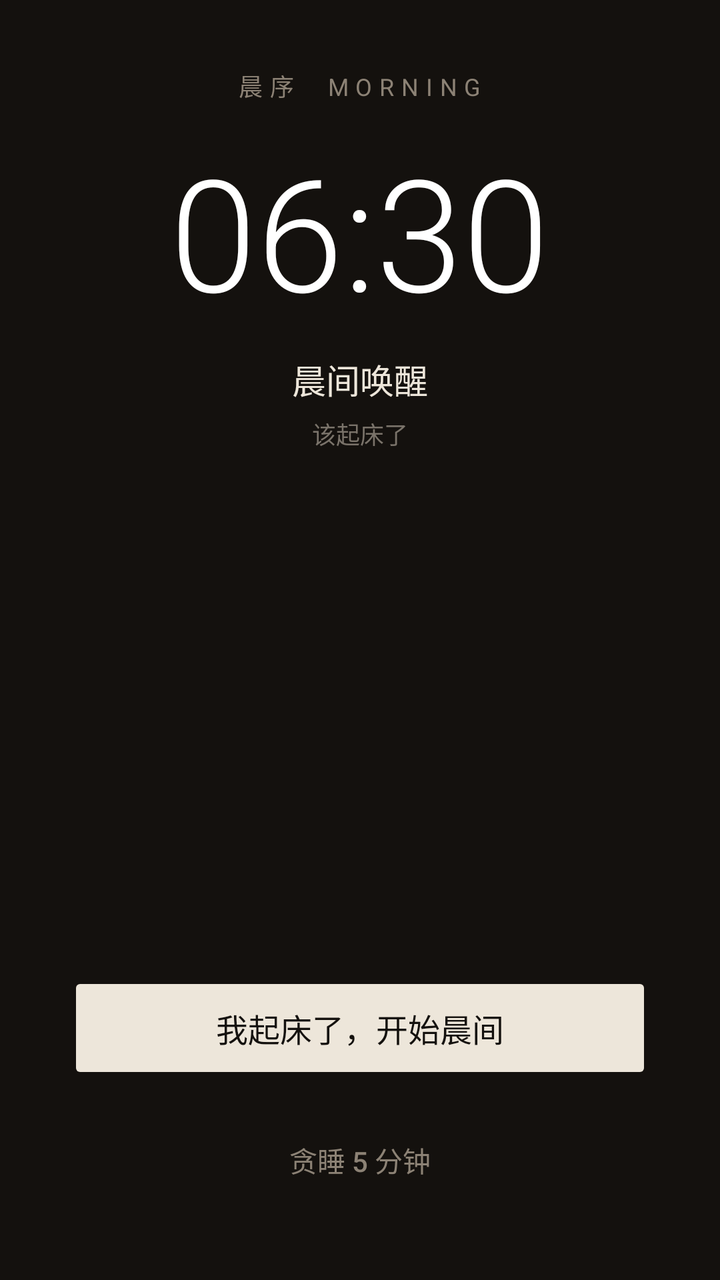
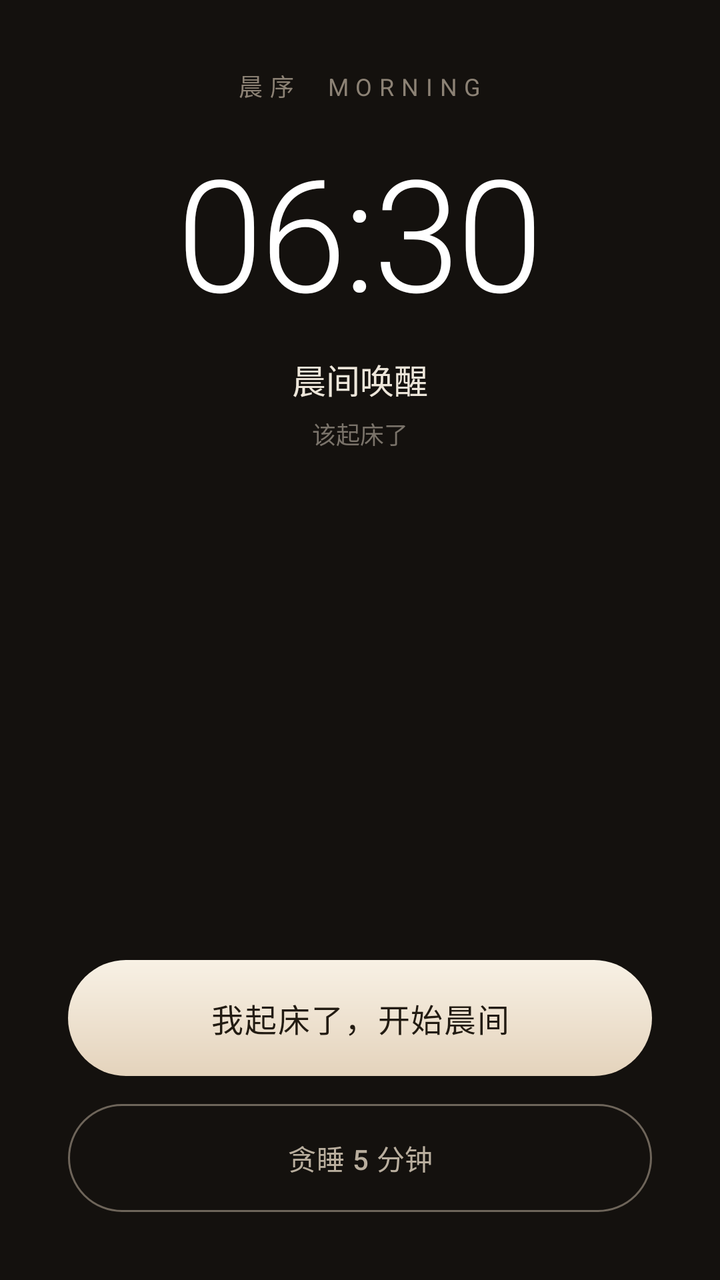

Two renders of the same Android screen: before a commit and after it. Below are the layout's source before the change and the commit's diff.
<!-- AndroidManifest.xml: activity theme RingTheme -->
<!-- res/layout/activity_ring.xml -->
<?xml version="1.0" encoding="utf-8"?>
<LinearLayout xmlns:android="http://schemas.android.com/apk/res/android"
    android:layout_width="match_parent"
    android:layout_height="match_parent"
    android:orientation="vertical"
    android:gravity="center"
    android:background="#14110E"
    android:padding="34dp">

    <TextView
        android:layout_width="wrap_content"
        android:layout_height="wrap_content"
        android:text="晨序  MORNING"
        android:textColor="#8C8275"
        android:textSize="12sp"
        android:letterSpacing="0.3" />

    <TextView
        android:id="@+id/timeText"
        android:layout_width="wrap_content"
        android:layout_height="wrap_content"
        android:layout_marginTop="22dp"
        android:text="06:30"
        android:textColor="#FFFFFF"
        android:textSize="78sp"
        android:fontFamily="sans-serif-light"
        android:includeFontPadding="false" />

    <TextView
        android:id="@+id/labelText"
        android:layout_width="wrap_content"
        android:layout_height="wrap_content"
        android:layout_marginTop="12dp"
        android:text="晨间唤醒"
        android:textColor="#EDE6DA"
        android:textSize="17sp" />

    <TextView
        android:id="@+id/hintText"
        android:layout_width="wrap_content"
        android:layout_height="wrap_content"
        android:layout_marginTop="6dp"
        android:text="该起床了"
        android:textColor="#7A736A"
        android:textSize="12sp" />

    <View
        android:layout_width="match_parent"
        android:layout_height="0dp"
        android:layout_weight="1" />

    <Button
        android:id="@+id/wakeBtn"
        android:layout_width="match_parent"
        android:layout_height="56dp"
        android:backgroundTint="#EDE6DA"
        android:textColor="#14110E"
        android:text="我起床了，开始晨间"
        android:textSize="16sp"
        android:textAllCaps="false"
        android:stateListAnimator="@null" />

    <Button
        android:id="@+id/snoozeBtn"
        android:layout_width="match_parent"
        android:layout_height="52dp"
        android:layout_marginTop="12dp"
        android:backgroundTint="#00000000"
        android:textColor="#8C8275"
        android:text="贪睡 5 分钟"
        android:textSize="14sp"
        android:textAllCaps="false"
        android:stateListAnimator="@null" />

</LinearLayout>
<!-- resources referenced by this layout -->
<resources>
  <style name="RingTheme" parent="@android:style/Theme.Material.NoActionBar">
          <item name="android:windowBackground">#14110E</item>
          <item name="android:statusBarColor">#14110E</item>
          <item name="android:navigationBarColor">#14110E</item>
          <item name="android:windowShowWallpaper">false</item>
      </style>
</resources>

<!-- the commit's change to res/layout/activity_ring.xml (unified diff, before → after) -->
@@ -24,6 +24,7 @@
         android:textColor="#FFFFFF"
         android:textSize="78sp"
         android:fontFamily="sans-serif-light"
+        android:letterSpacing="-0.02"
         android:includeFontPadding="false" />
 
     <TextView
@@ -52,23 +53,28 @@
     <Button
         android:id="@+id/wakeBtn"
         android:layout_width="match_parent"
-        android:layout_height="56dp"
-        android:backgroundTint="#EDE6DA"
-        android:textColor="#14110E"
+        android:layout_height="58dp"
+        android:layout_marginTop="8dp"
+        android:background="@drawable/bg_ring_btn_primary"
+        android:backgroundTint="@null"
+        android:textColor="#221B12"
         android:text="我起床了，开始晨间"
         android:textSize="16sp"
+        android:letterSpacing="0.04"
         android:textAllCaps="false"
         android:stateListAnimator="@null" />
 
     <Button
         android:id="@+id/snoozeBtn"
         android:layout_width="match_parent"
-        android:layout_height="52dp"
-        android:layout_marginTop="12dp"
-        android:backgroundTint="#00000000"
-        android:textColor="#8C8275"
+        android:layout_height="54dp"
+        android:layout_marginTop="14dp"
+        android:background="@drawable/bg_ring_btn_ghost"
+        android:backgroundTint="@null"
+        android:textColor="#B9AE9E"
         android:text="贪睡 5 分钟"
         android:textSize="14sp"
+        android:letterSpacing="0.02"
         android:textAllCaps="false"
         android:stateListAnimator="@null" />
 
<!-- resource entries referenced after the edit -->
@@ -1,5 +1,33 @@
 <!-- resources referenced by this layout -->
 <resources>
+  <!-- drawable bg_ring_btn_ghost (drawable) -->
+  <?xml version="1.0" encoding="utf-8"?>
+  <ripple xmlns:android="http://schemas.android.com/apk/res/android"
+      android:color="#22B9AC9A">
+      <item>
+          <shape android:shape="rectangle">
+              <solid android:color="#00000000" />
+              <stroke
+                  android:width="1dp"
+                  android:color="#6E655A" />
+              <corners android:radius="30dp" />
+          </shape>
+      </item>
+  </ripple>
+  <!-- drawable bg_ring_btn_primary (drawable) -->
+  <?xml version="1.0" encoding="utf-8"?>
+  <ripple xmlns:android="http://schemas.android.com/apk/res/android"
+      android:color="#2EB99F82">
+      <item>
+          <shape android:shape="rectangle">
+              <gradient
+                  android:angle="270"
+                  android:startColor="#F8F1E5"
+                  android:endColor="#E4D3BC" />
+              <corners android:radius="30dp" />
+          </shape>
+      </item>
+  </ripple>
   <style name="RingTheme" parent="@android:style/Theme.Material.NoActionBar">
           <item name="android:windowBackground">#14110E</item>
           <item name="android:statusBarColor">#14110E</item>
